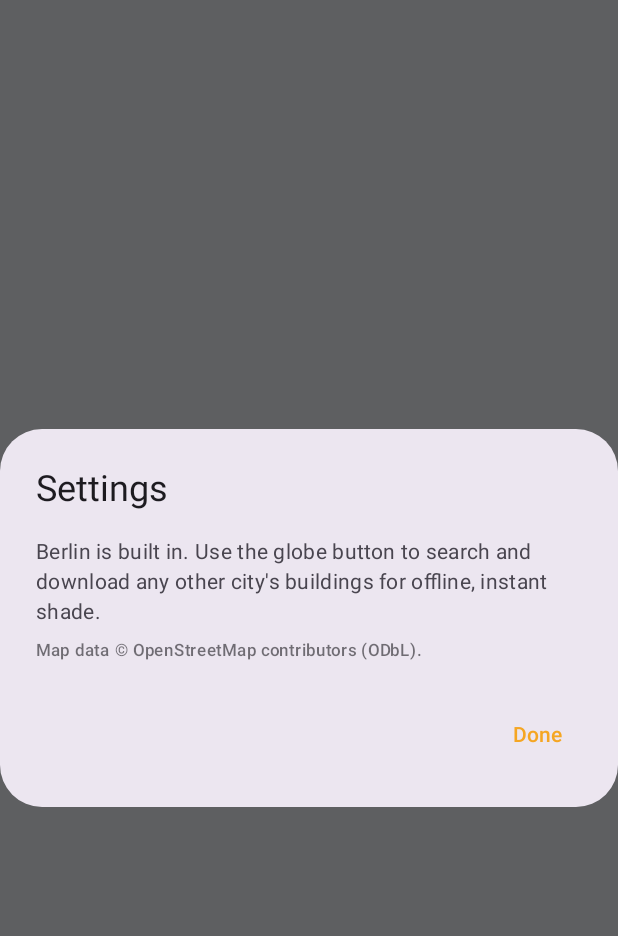
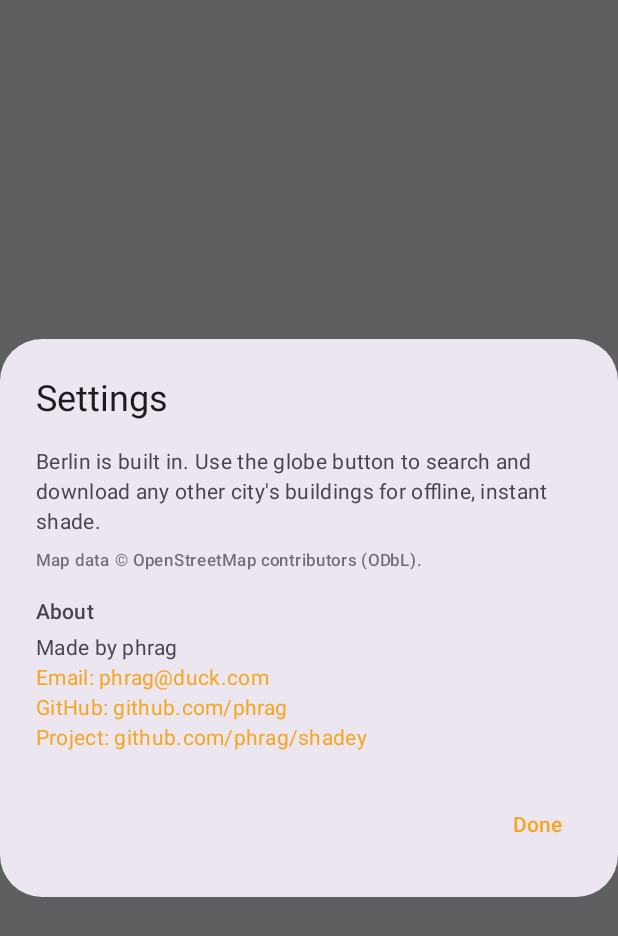
Before and after one commit to phrag/Shadey, an Android app built with Jetpack Compose: the composable SettingsDialog shown on its own in the app's theme, on a phone screen of 412 x 824 dp. Shown: the top 936 px of the screen. Run offline under Robolectric (Android 15) with nearby library versions, the phone set to English and light mode, and no system bars; 1 statement that could not run was skipped.

Commit message:
Add author/about info to settings menu
Shows the maintainer's name, email, GitHub profile, and project repo
link as clickable rows in the settings dialog.

https://claude.ai/code/session_01Tc3QkHSEtEp5FYiEC25sKU

```diff
--- a/app/src/main/kotlin/app/shadey/ui/MapScreen.kt
+++ b/app/src/main/kotlin/app/shadey/ui/MapScreen.kt
@@ -67,6 +67,7 @@ import androidx.compose.ui.Modifier
 import androidx.compose.ui.draw.clip
 import androidx.compose.ui.graphics.Color
 import androidx.compose.ui.platform.LocalContext
+import androidx.compose.ui.platform.LocalUriHandler
 import androidx.compose.ui.text.font.FontWeight
 import androidx.compose.ui.unit.dp
 import androidx.core.content.ContextCompat
@@ -646,6 +647,7 @@ private fun SelectedCard(info: SpotSunInfo, zone: ZoneId, onRemove: () -> Unit,
 
 @Composable
 private fun SettingsDialog(onDismiss: () -> Unit) {
+    val uriHandler = LocalUriHandler.current
     AlertDialog(
         onDismissRequest = onDismiss,
         confirmButton = { TextButton(onClick = onDismiss) { Text("Done") } },
@@ -663,8 +665,27 @@ private fun SettingsDialog(onDismiss: () -> Unit) {
                     style = MaterialTheme.typography.labelSmall,
                     color = MaterialTheme.colorScheme.onSurface.copy(alpha = 0.6f),
                 )
+                Spacer(Modifier.height(16.dp))
+                Text("About", style = MaterialTheme.typography.labelLarge)
+                Spacer(Modifier.height(4.dp))
+                Text("Made by phrag", style = MaterialTheme.typography.bodyMedium)
+                LinkRow("Email: phrag@duck.com") { uriHandler.openUri("mailto:phrag@duck.com") }
+                LinkRow("GitHub: github.com/phrag") { uriHandler.openUri("https://github.com/phrag") }
+                LinkRow("Project: github.com/phrag/shadey") {
+                    uriHandler.openUri("https://github.com/phrag/shadey")
+                }
             }
         },
+    )
+}
+
+@Composable
+private fun LinkRow(label: String, onClick: () -> Unit) {
+    Text(
+        label,
+        style = MaterialTheme.typography.bodyMedium,
+        color = MaterialTheme.colorScheme.primary,
+        modifier = Modifier.clickable(onClick = onClick),
     )
 }
 
```
